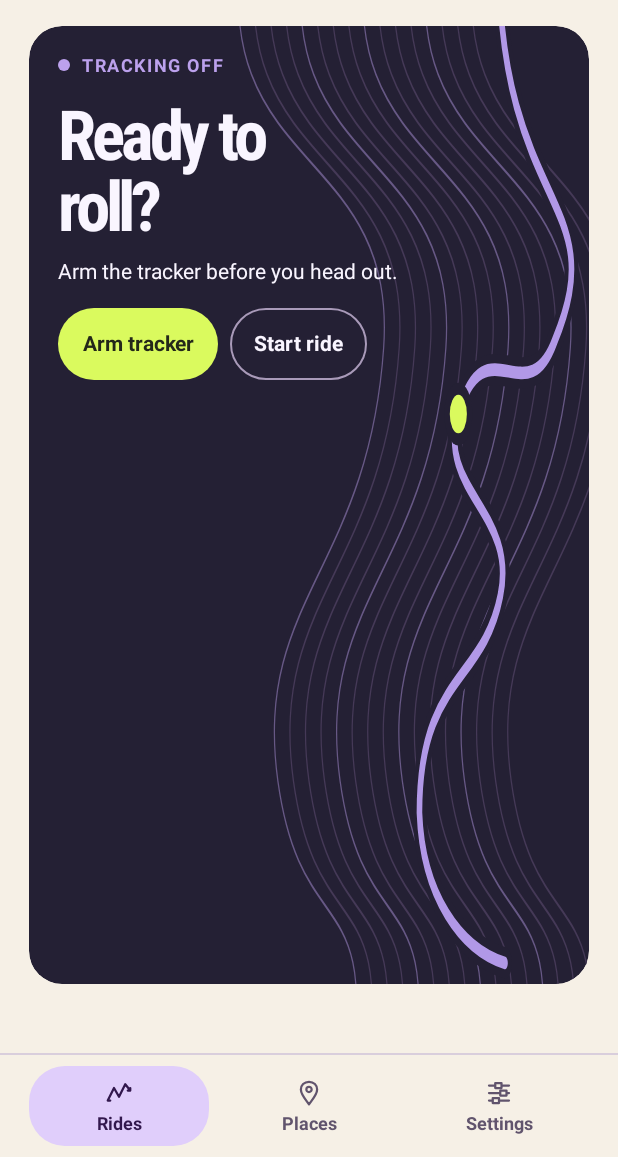
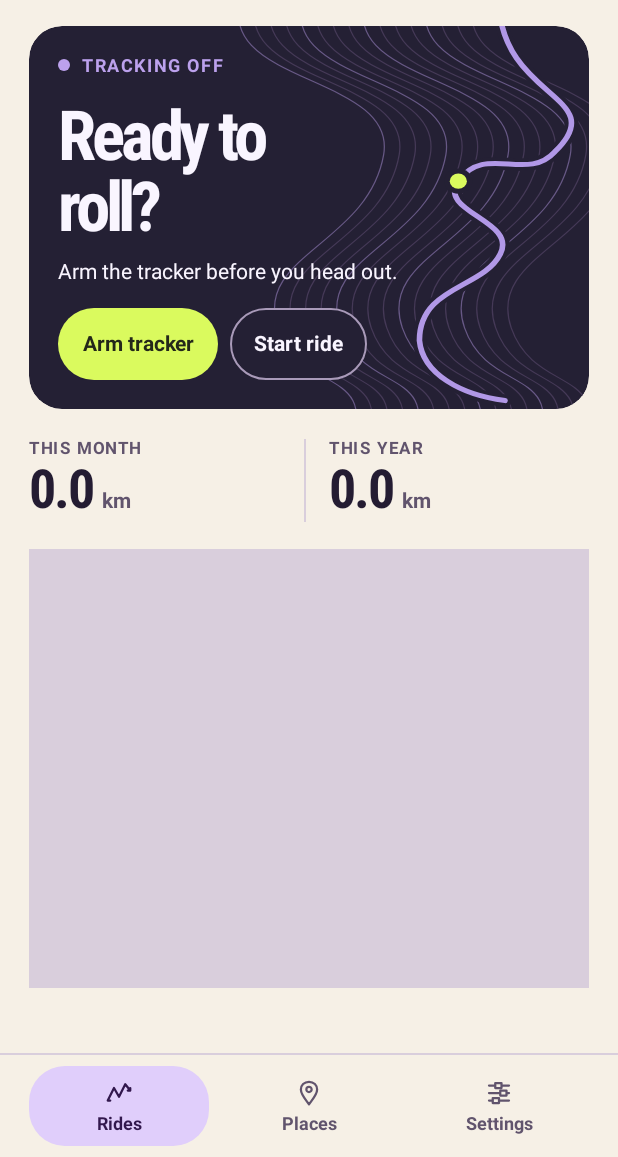
Before and after one commit to ZeroOne3010/bike-there, an Android app: the screen it shows after launch (MainActivity), on a phone screen of 412 x 824 dp, the part 79-1236 px from its top. Run offline under Robolectric (Android 15) with nearby library versions, the phone set to English and light mode, and no system bars; pictures from the network do not load.

Commit message:
Keep ride totals visible below the tracking panel

```diff
--- a/app/src/main/java/dev/zeroone/bikethere/MainActivity.java
+++ b/app/src/main/java/dev/zeroone/bikethere/MainActivity.java
@@ -11,6 +11,8 @@ import android.content.SharedPreferences;
 import android.content.pm.PackageManager;
 import android.content.res.ColorStateList;
 import android.graphics.Color;
+import android.graphics.drawable.Drawable;
+import android.graphics.drawable.LayerDrawable;
 import android.graphics.drawable.RippleDrawable;
 import android.net.Uri;
 import android.os.Build;
@@ -248,9 +250,11 @@ public final class MainActivity extends ComponentActivity {
     private View trackingPanel() {
         Tracker.State state = TrackerService.state();
         FrameLayout panel = new FrameLayout(this);
-        panel.setBackground(ui.shape(RideColors.TRACK, 22, null));
+        panel.setBackground(new LayerDrawable(new Drawable[]{
+                ui.shape(RideColors.TRACK, 22, null),
+                new TrackBackdrop()
+        }));
         panel.setClipToOutline(true);
-        panel.addView(new TrackBackdrop(this), new FrameLayout.LayoutParams(-1, -1));
 
         LinearLayout controls = ui.column();
         controls.setPadding(ui.dp(19), ui.dp(19), ui.dp(19), ui.dp(19));
--- a/app/src/main/java/dev/zeroone/bikethere/TrackBackdrop.java
+++ b/app/src/main/java/dev/zeroone/bikethere/TrackBackdrop.java
@@ -1,21 +1,20 @@
 package dev.zeroone.bikethere;
 
-import android.annotation.SuppressLint;
-import android.content.Context;
 import android.graphics.Canvas;
 import android.graphics.Paint;
 import android.graphics.Path;
-import android.view.View;
+import android.graphics.ColorFilter;
+import android.graphics.PixelFormat;
+import android.graphics.Rect;
+import android.graphics.drawable.Drawable;
 
-@SuppressLint("ViewConstructor")
-final class TrackBackdrop extends View {
+final class TrackBackdrop extends Drawable {
     private final Paint paint = new Paint(Paint.ANTI_ALIAS_FLAG);
     private final Path contour = new Path();
     private final Path route = new Path();
+    private int alpha = 255;
 
-    TrackBackdrop(Context context) {
-        super(context);
-        setImportantForAccessibility(IMPORTANT_FOR_ACCESSIBILITY_NO);
+    TrackBackdrop() {
         route.moveTo(302, -16);
         route.cubicTo(305, 53, 375, 50, 338, 90);
         route.cubicTo(320, 112, 293, 84, 276, 111);
@@ -25,15 +24,19 @@ final class TrackBackdrop extends View {
     }
 
     @Override
-    protected void onDraw(Canvas canvas) {
-        super.onDraw(canvas);
+    public void draw(Canvas canvas) {
+        Rect bounds = getBounds();
+        if (bounds.isEmpty()) {
+            return;
+        }
         canvas.save();
-        canvas.scale(getWidth() / 360f, getHeight() / 274f);
+        canvas.translate(bounds.left, bounds.top);
+        canvas.scale(bounds.width() / 360f, bounds.height() / 274f);
         paint.setStyle(Paint.Style.STROKE);
         paint.setStrokeWidth(.8f);
         for (int i = 0; i < 16; i++) {
             float delta = 10 * i;
-            paint.setColor(i % 4 == 0 ? 0xff675885 : 0xff453957);
+            colour(i % 4 == 0 ? 0xff675885 : 0xff453957);
             contour.reset();
             contour.moveTo(140 + delta, -30);
             contour.cubicTo(107 + delta, 43, 237 + delta, 32, 228 + delta, 92);
@@ -43,16 +46,38 @@ final class TrackBackdrop extends View {
         }
         paint.setStrokeCap(Paint.Cap.ROUND);
         paint.setStrokeWidth(9);
-        paint.setColor(RideColors.TRACK);
+        colour(RideColors.TRACK);
         canvas.drawPath(route, paint);
-        paint.setColor(0xffb198e7);
+        colour(0xffb198e7);
         paint.setStrokeWidth(3.6f);
         canvas.drawPath(route, paint);
         paint.setStyle(Paint.Style.FILL);
-        paint.setColor(RideColors.TRACK);
+        colour(RideColors.TRACK);
         canvas.drawCircle(276, 111, 9, paint);
-        paint.setColor(RideColors.SIGNAL);
+        colour(RideColors.SIGNAL);
         canvas.drawCircle(276, 111, 5.5f, paint);
         canvas.restore();
     }
+
+    @Override
+    public void setAlpha(int alpha) {
+        this.alpha = alpha;
+        invalidateSelf();
+    }
+
+    @Override
+    public void setColorFilter(ColorFilter filter) {
+        paint.setColorFilter(filter);
+        invalidateSelf();
+    }
+
+    @Override
+    public int getOpacity() {
+        return PixelFormat.TRANSLUCENT;
+    }
+
+    private void colour(int colour) {
+        paint.setColor(colour);
+        paint.setAlpha(alpha);
+    }
 }
```
